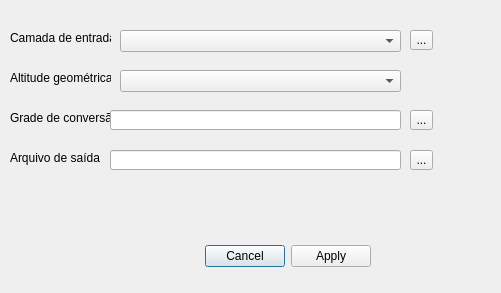
Above: to_hnor/to_HNOR_dialog_base.ui from pibic-ifg2022/PIBIC2022 before the change. Below: the same form after it.
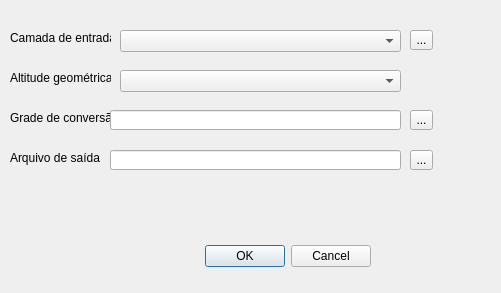
That is the form after the change.

Patch:
```diff
--- a/to_hnor/to_HNOR_dialog_base.ui
+++ b/to_hnor/to_HNOR_dialog_base.ui
@@ -26,7 +26,7 @@
     <enum>Qt::Horizontal</enum>
    </property>
    <property name="standardButtons">
-    <set>QDialogButtonBox::Apply|QDialogButtonBox::Cancel</set>
+    <set>QDialogButtonBox::Cancel|QDialogButtonBox::Ok</set>
    </property>
   </widget>
   <widget class="QLabel" name="label">
```
